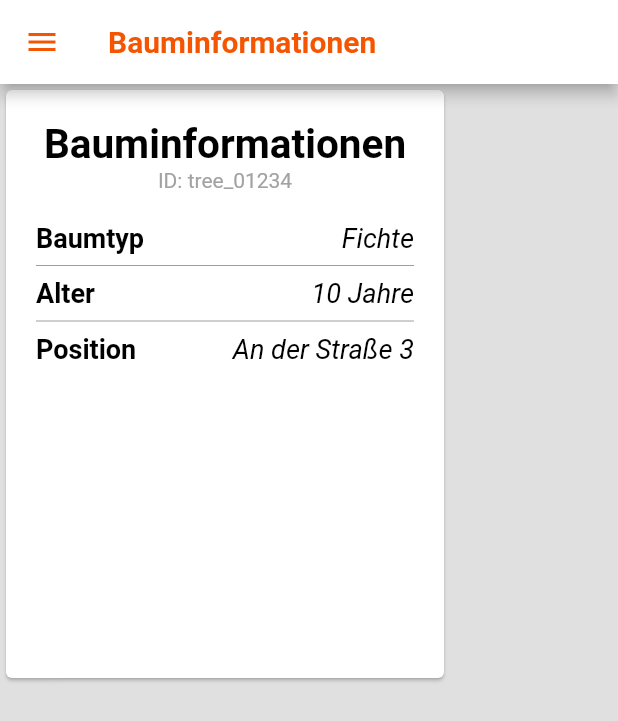
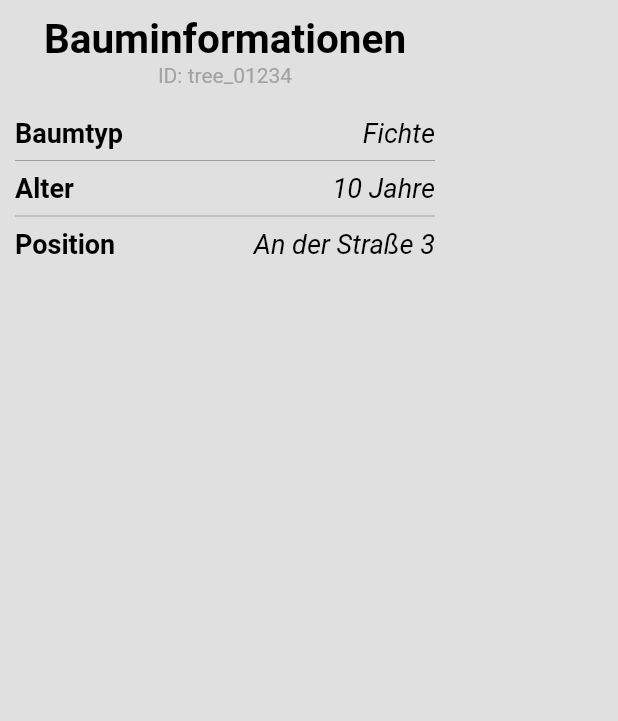
Before and after one commit to T-Power/F-Hydrate, a Flutter app: the TreeInformationWidget widget shown alone on an empty page, opened directly, on a phone screen of 412 x 824 dp. Shown: the top 721 px of the screen. Run offline on Flutter 3.47's test engine with Material 2 defaults, Android fonts, the phone set to English and light mode, and no system bars; our stand-ins replace flutter_map, latlong2.

Commit message:
Update tree_information_widget.dart

```diff
--- a/f_hydrate/lib/ui/tree_information_widget.dart
+++ b/f_hydrate/lib/ui/tree_information_widget.dart
@@ -19,19 +19,11 @@ class TreeInformationWidget extends StatefulWidget {
 class TreeInformationWidgetState extends State<TreeInformationWidget> {
   @override
   Widget build(BuildContext context) {
-    return Scaffold(
-        drawer: DrawerBuilder.build(context),
-        appBar: AppBar(
-          // Here we take the value from the MyHomePage object that was created by
-          // the App.build method, and use it to set our appbar title.
-          title: Text(widget.title),
-        ),
-        body: SizedBox(
+    return SizedBox(
           width: 300,
           height: 400,
-          child: Card(
-            child: Padding(
-              padding: const EdgeInsets.all(20.0),
+          child: Padding(
+              padding: const EdgeInsets.all(10.0),
               child: Column(
                 crossAxisAlignment: CrossAxisAlignment.center,
                 mainAxisAlignment: MainAxisAlignment.start,
@@ -95,8 +87,7 @@ class TreeInformationWidgetState extends State<TreeInformationWidget> {
                 ],
               ),
             ),
-          ),
-        ));
+          );
   }
 }
 
```
